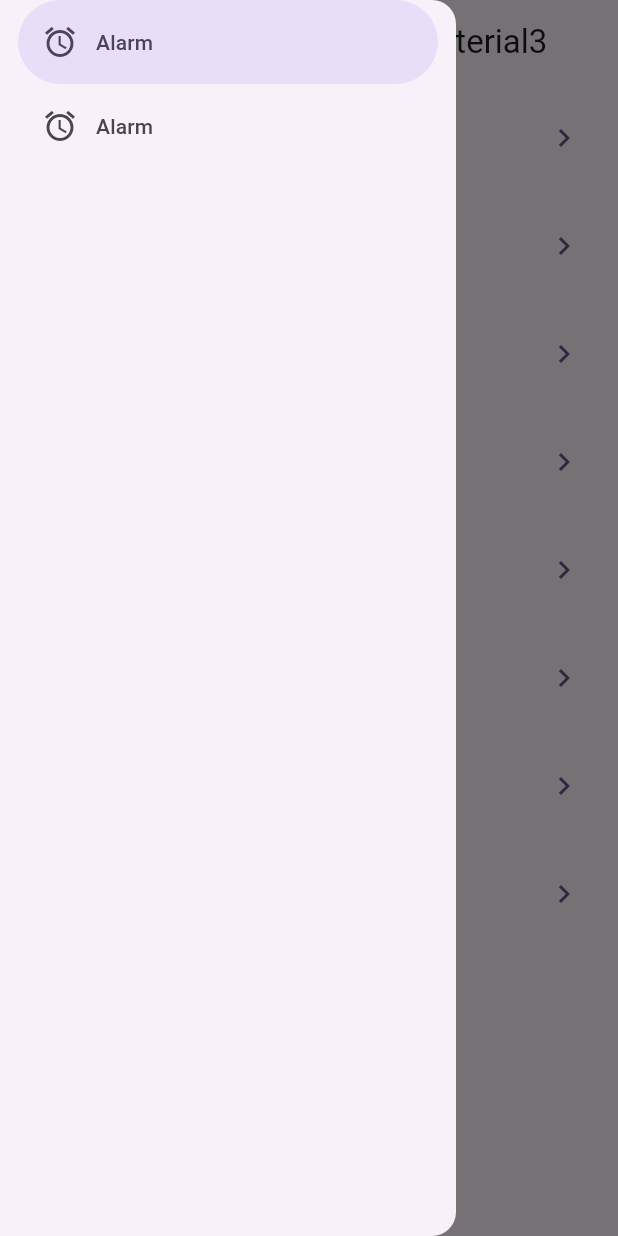
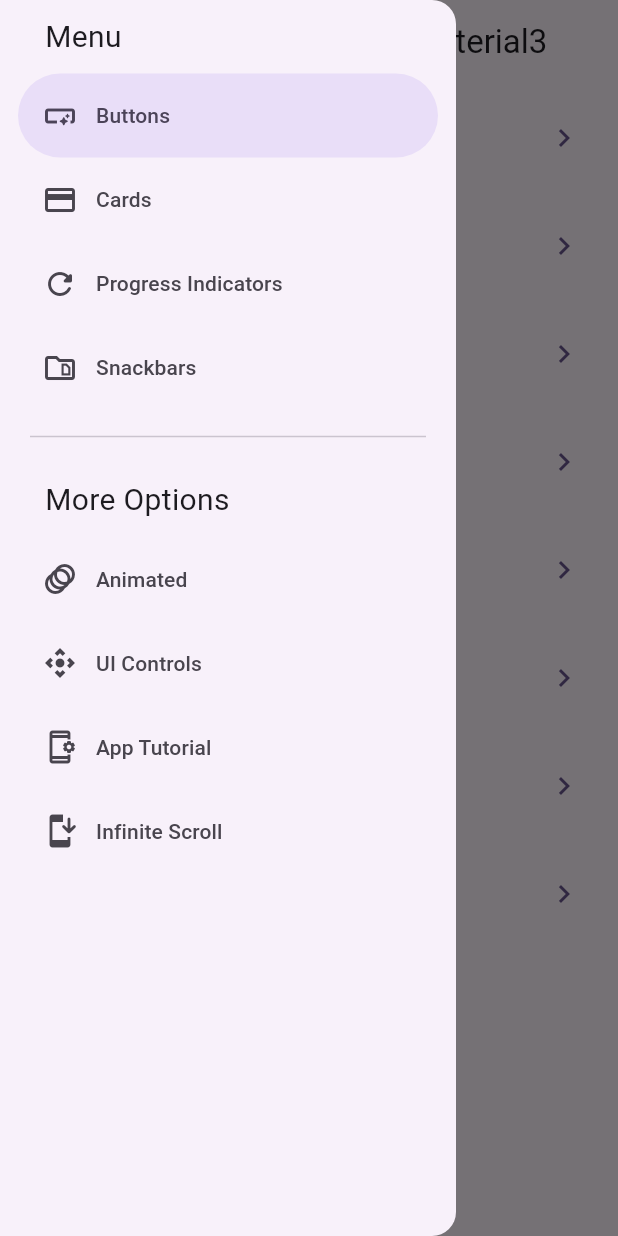
Before and after one commit to brihanPenayo/widgep_app, a Flutter app: the screen it shows after launch, with the side drawer open, on a phone screen of 412 x 824 dp. Run offline on Flutter 3.47's test engine with Material 3 defaults, Android fonts, the phone set to English and light mode, and no system bars; our stand-ins replace animate_do, go_router.

Commit message:
se agregan items a drawer

```diff
--- a/lib/config/router/app_router.dart
+++ b/lib/config/router/app_router.dart
@@ -9,7 +9,7 @@ final appRouter = GoRouter(
     GoRoute(
       path: '/',
       name: HomeScreen.name,
-      builder: (context, state) => const HomeScreen(),
+      builder: (context, state) => HomeScreen(),
     ),
     GoRoute(
       path: '/cards',
--- a/lib/presentation/screens/home/home_screen.dart
+++ b/lib/presentation/screens/home/home_screen.dart
@@ -5,7 +5,8 @@ import 'package:widget_app/presentation/widgets/custom_drawer/custom_drawer.dart
 
 class HomeScreen extends StatelessWidget {
   static const String name = 'home-screen';
-  const HomeScreen({super.key});
+  final GlobalKey<ScaffoldState> scaffoldKey = GlobalKey<ScaffoldState>();
+  HomeScreen({super.key});
 
   @override
   Widget build(BuildContext context) {
@@ -14,7 +15,9 @@ class HomeScreen extends StatelessWidget {
         title: const Text('Flutter Widgets with Material3'),
       ),
       body: const _HomeView(),
-      drawer: const CustomDrawer(),
+      drawer: CustomDrawer(
+        scaffoldKey: scaffoldKey,
+      ),
     );
   }
 }
--- a/lib/presentation/widgets/custom_drawer/custom_drawer.dart
+++ b/lib/presentation/widgets/custom_drawer/custom_drawer.dart
@@ -1,7 +1,10 @@
 import 'package:flutter/material.dart';
+import 'package:go_router/go_router.dart';
+import 'package:widget_app/config/menuItems/menu_items.dart';
 
 class CustomDrawer extends StatefulWidget {
-  const CustomDrawer({super.key});
+  final GlobalKey<ScaffoldState> scaffoldKey;
+  const CustomDrawer({super.key, required this.scaffoldKey});
 
   @override
   State<CustomDrawer> createState() => _CustomDrawerState();
@@ -9,20 +12,48 @@ class CustomDrawer extends StatefulWidget {
 
 class _CustomDrawerState extends State<CustomDrawer> {
   int selectedOptionIndex = 0;
+
   @override
   Widget build(BuildContext context) {
+    final hasNotch = MediaQuery.of(context).viewPadding.top > 30;
     return NavigationDrawer(
       onDestinationSelected: (int index) {
         setState(() {
           selectedOptionIndex = index;
         });
+        context.push(appMenuItems[index].link);
+        widget.scaffoldKey.currentState?.closeDrawer();
       },
       selectedIndex: selectedOptionIndex,
-      children: const [
-        NavigationDrawerDestination(
-            icon: Icon(Icons.access_alarm), label: Text('Alarm')),
-        NavigationDrawerDestination(
-            icon: Icon(Icons.access_alarm), label: Text('Alarm')),
+      children: [
+        Padding(
+          padding: EdgeInsets.symmetric(
+              horizontal: 30, vertical: hasNotch ? 20 : 10),
+          child: const Text(
+            'Menu',
+            style: TextStyle(fontSize: 20),
+          ),
+        ),
+        ...appMenuItems.sublist(0, 4).map(
+              (item) => NavigationDrawerDestination(
+                  icon: Icon(item.icon), label: Text(item.title)),
+            ),
+        const Padding(
+          padding: EdgeInsets.symmetric(horizontal: 20, vertical: 10),
+          child: Divider(),
+        ),
+        Padding(
+          padding: EdgeInsets.symmetric(
+              horizontal: 30, vertical: hasNotch ? 20 : 10),
+          child: const Text(
+            'More Options',
+            style: TextStyle(fontSize: 20),
+          ),
+        ),
+        ...appMenuItems.sublist(4).map(
+              (item) => NavigationDrawerDestination(
+                  icon: Icon(item.icon), label: Text(item.title)),
+            ),
       ],
     );
   }
```
